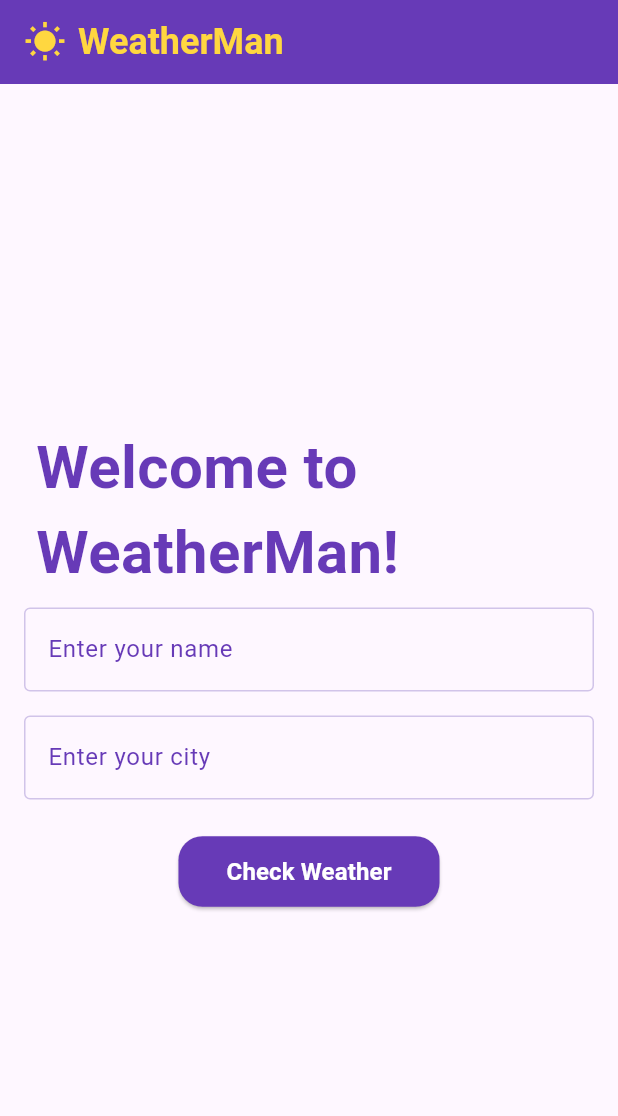
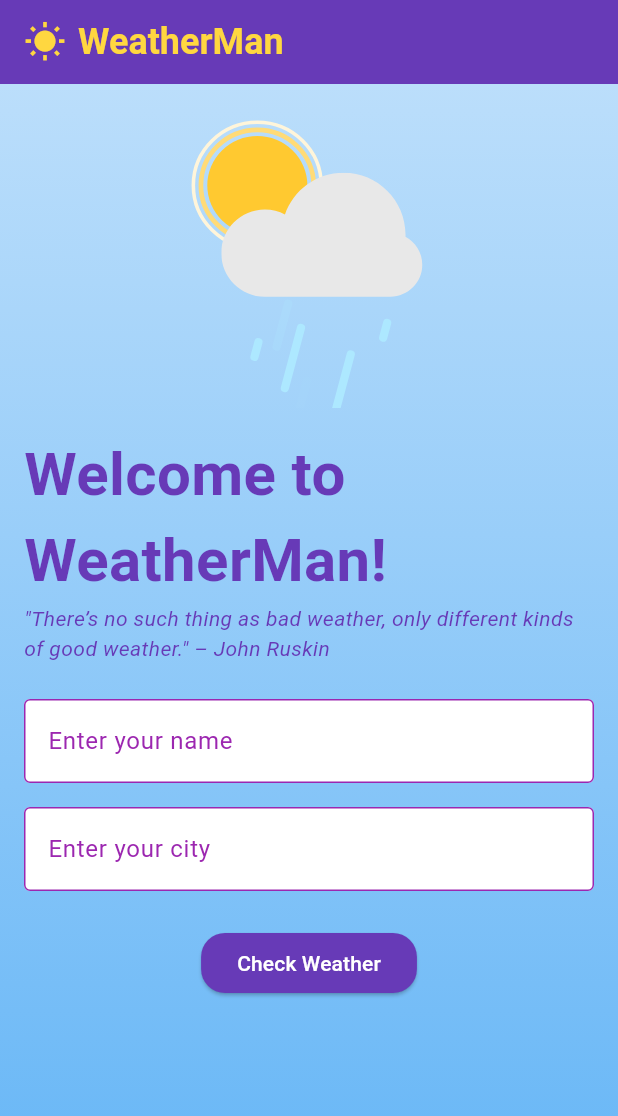
Before and after one commit to Erchwe/weatherman, a Flutter app: the screen it shows after launch, on a phone screen of 412 x 824 dp. Shown: the top 1116 px of the screen. Run offline on Flutter 3.47's test engine with Material 3 defaults, Android fonts, the phone set to English and light mode, and no system bars; our stand-ins replace flutter_riverpod, lottie.

Commit message:
UI enhanced + tidier code

```diff
--- a/lib/main.dart
+++ b/lib/main.dart
@@ -1,10 +1,10 @@
 import 'package:flutter/material.dart';
 import 'package:flutter_riverpod/flutter_riverpod.dart';
-import 'screens/landing_page.dart'; // Import LandingPage
+import 'screens/landing_page.dart';
 
 void main() {
   runApp(
-    ProviderScope( // Wrap with ProviderScope
+    ProviderScope(
       child: MyApp(),
     ),
   );
@@ -14,11 +14,11 @@ class MyApp extends StatelessWidget {
   @override
   Widget build(BuildContext context) {
     return MaterialApp(
-      title: 'Weather App',
+      title: 'WeatherMan',
       theme: ThemeData(
         primarySwatch: Colors.blue,
       ),
-      home: LandingPage(), // Set LandingPage as the starting point
+      home: LandingPage(),
     );
   }
 }
--- a/lib/screens/landing_page.dart
+++ b/lib/screens/landing_page.dart
@@ -1,5 +1,6 @@
 import 'package:flutter/material.dart';
-import 'weather_screen.dart'; // Import WeatherScreen
+import 'weather_screen.dart';
+import 'package:lottie/lottie.dart';
 
 class LandingPage extends StatelessWidget {
   final TextEditingController nameController = TextEditingController();
@@ -9,74 +10,112 @@ class LandingPage extends StatelessWidget {
   Widget build(BuildContext context) {
     return Scaffold(
       appBar: AppBar(
-        backgroundColor: Colors.deepPurple, // Changed AppBar color
-        title: Row(
+        backgroundColor: Colors.deepPurple,
+        title: const Row(
           children: [
-            Icon(Icons.wb_sunny, size: 28, color: Colors.amberAccent), // Icon color
-            const SizedBox(width: 8),
+            Icon(Icons.wb_sunny, size: 28, color: Colors.amberAccent),
+            SizedBox(width: 8),
             Text(
               'WeatherMan',
               style: TextStyle(
                 fontSize: 24,
                 fontWeight: FontWeight.bold,
-                color: Colors.amberAccent, // Text color
+                color: Colors.amberAccent,
               ),
             ),
           ],
         ),
       ),
-      body: Padding(
+      body: Container(
+        decoration: BoxDecoration(
+          gradient: LinearGradient(
+            colors: [Colors.blue[100]!, Colors.blue[300]!],
+            begin: Alignment.topCenter,
+            end: Alignment.bottomCenter,
+          ),
+        ),
+        child: Padding(
           padding: const EdgeInsets.all(16.0),
           child: Column(
-          mainAxisAlignment: MainAxisAlignment.center,
+            mainAxisAlignment: MainAxisAlignment.start,
             children: [
-            const Padding(
-              padding: EdgeInsets.all(8.0),
+              // lottie animasi
+              Lottie.asset(
+                'assets/weather_animation.json',
+                height: 200,
+                width: 200,
+              ),
+              const SizedBox(height: 16),
+                const Center(
                   child: Text(
                     'Welcome to WeatherMan!',
                     style: TextStyle(
                       fontSize: 40,
-                  color: Colors.deepPurple, // Title color
+                      color: Colors.deepPurple,
                       fontWeight: FontWeight.bold,
                     ),
                   ),
               ),
+
+              // quote
+              const Text(
+                '"There’s no such thing as bad weather, only different kinds of good weather." – John Ruskin',
+                style: TextStyle(
+                  fontStyle: FontStyle.italic,
+                  color: Colors.deepPurple,
+                  fontSize: 14,
+                ),
+              ),
+              const SizedBox(height: 24),
+
+              // input
               TextField(
                 controller: nameController,
-              decoration: InputDecoration(
+                decoration: const InputDecoration(
                   labelText: 'Enter your name',
-                labelStyle: const TextStyle(color: Colors.deepPurple), // Label color
-                focusedBorder: const OutlineInputBorder(
-                  borderSide: BorderSide(color: Colors.deepPurple), // Focused border color
+                  labelStyle: TextStyle(
+                    color: Colors.purple,
                   ),
                   enabledBorder: OutlineInputBorder(
-                  borderSide: BorderSide(color: Colors.deepPurple.shade100), // Default border color
+                    borderSide: BorderSide(color: Colors.purple),
                   ),
+                  focusedBorder: OutlineInputBorder(
+                    borderSide: BorderSide(color: Colors.deepPurple),
                   ),
+                  filled: true,
+                  fillColor: Colors.white,
+                ),
+                style: const TextStyle(color: Colors.black),
               ),
               const SizedBox(height: 16),
               TextField(
                 controller: cityController,
-              decoration: InputDecoration(
+                decoration: const InputDecoration(
                   labelText: 'Enter your city',
-                labelStyle: const TextStyle(color: Colors.deepPurple), // Label color
-                focusedBorder: const OutlineInputBorder(
-                  borderSide: BorderSide(color: Colors.deepPurple), // Focused border color
+                  labelStyle: TextStyle(
+                    color: Colors.purple,
                   ),
                   enabledBorder: OutlineInputBorder(
-                  borderSide: BorderSide(color: Colors.deepPurple.shade100), // Default border color
+                    borderSide: BorderSide(color: Colors.purple),
                   ),
+                  focusedBorder: OutlineInputBorder(
+                    borderSide: BorderSide(color: Colors.deepPurple),
                   ),
+                  filled: true,
+                  fillColor: Colors.white,
+                ),
+                style: const TextStyle(color: Colors.black),
               ),
               const SizedBox(height: 24),
+
+              // button check weather
               ElevatedButton(
                 style: ElevatedButton.styleFrom(
-                backgroundColor: Colors.deepPurple, // Button color
-                foregroundColor: Colors.white, // Button text color
+                  backgroundColor: Colors.deepPurple,
+                  foregroundColor: Colors.white,
                   shape: RoundedRectangleBorder(
                     borderRadius: BorderRadius.circular(16),
                   ),
-                padding: const EdgeInsets.symmetric(horizontal: 32, vertical: 12),
                 ),
                 onPressed: () {
                   String userName = nameController.text.trim();
@@ -100,12 +139,10 @@ class LandingPage extends StatelessWidget {
                     );
                   }
                 },
-              child: const Text(
-                'Check Weather',
-                style: TextStyle(fontSize: 16, fontWeight: FontWeight.bold),
-              ),
+                child: const Text('Check Weather'),
               ),
             ],
+          ),
         ),
       ),
     );
--- a/pubspec.yaml
+++ b/pubspec.yaml
@@ -12,6 +12,7 @@ dependencies:
   http: ^0.13.3
   flutter_riverpod: ^1.0.0
   font_awesome_flutter: ^9.0.0
+  lottie: ^2.3.0
 
 dev_dependencies:
   flutter_test:
@@ -21,3 +22,5 @@ dev_dependencies:
 
 flutter:
   uses-material-design: true
+  assets:
+    - assets/weather_animation.json
```
Also changed, not shown: assets/weather_animation.json (added, +1 -0 lines), lib/providers/weather_provider.dart (+4 -8 lines), lib/screens/weather_screen.dart (+36 -37 lines), lib/models/weather.dart (line endings or trailing spaces), pubspec.lock. Lines whose indentation alone changed are shown as unchanged.
